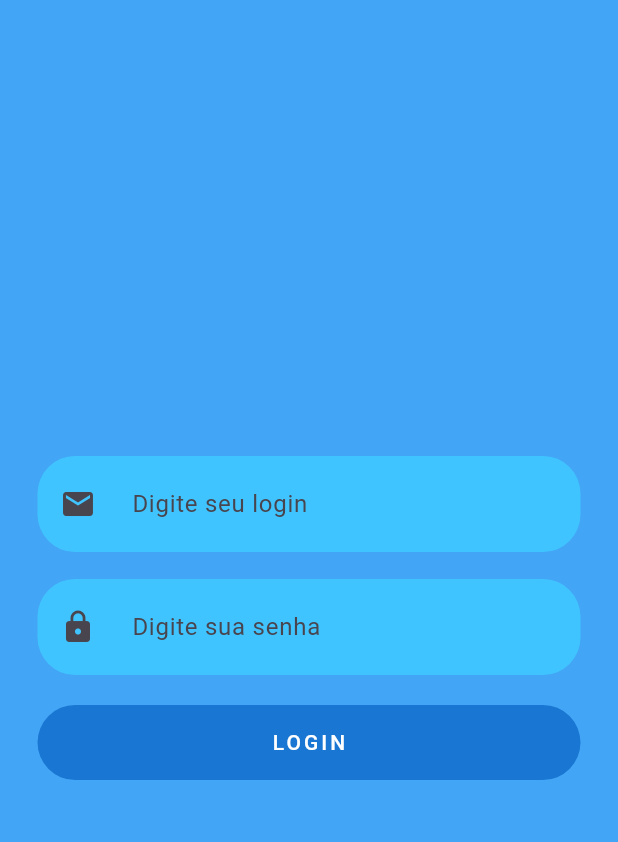
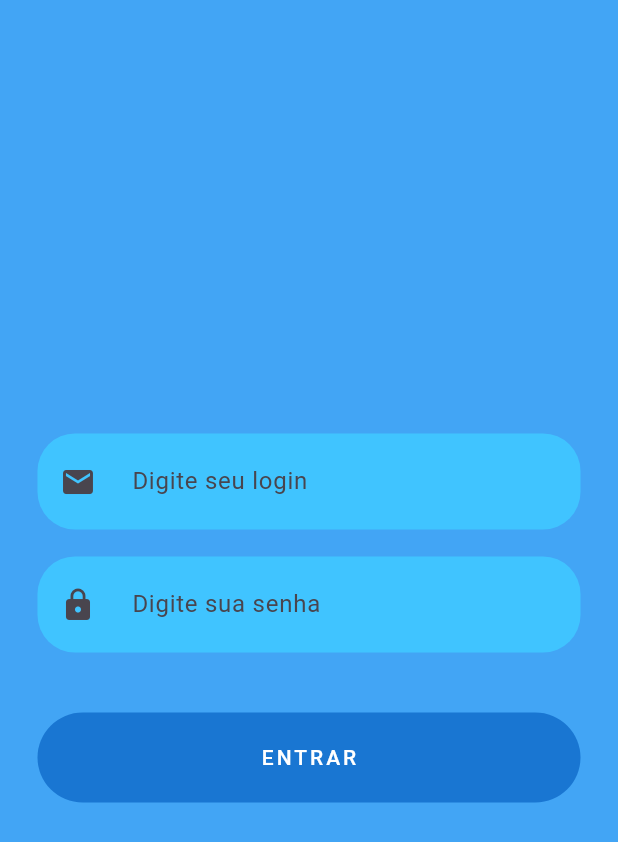
Before and after one commit to devdouglasa/barbershop, a Flutter app: the screen it shows after launch, on a phone screen of 412 x 824 dp. Shown: the top 842 px of the screen. Run offline on Flutter 3.47's test engine with Material 3 defaults, Android fonts, the phone set to English and light mode, and no system bars.

Commit message:
feat: adicionado botão de login da LoginPage.dart

```diff
--- a/lib/components/Login/buttonLogin.dart
+++ b/lib/components/Login/buttonLogin.dart
@@ -6,16 +6,16 @@ class ButtonLogin extends StatelessWidget {
   @override
   Widget build(BuildContext context) {
     return Padding(
-      padding: const EdgeInsets.only(top: 20, left: 25, right: 25),
+      padding: const EdgeInsets.only(top: 40, left: 25, right: 25),
       child: ElevatedButton(
         style: ElevatedButton.styleFrom(
           backgroundColor: Colors.blue[700],
-          fixedSize: const Size(500, 50),
+          fixedSize: const Size(500, 60),
           elevation: 0,
         ),
         onPressed: () {},
         child: const Text(
-          "LOGIN",
+          "ENTRAR",
           style: TextStyle(color: Colors.white, letterSpacing: 2),
         ),
       ),
```
